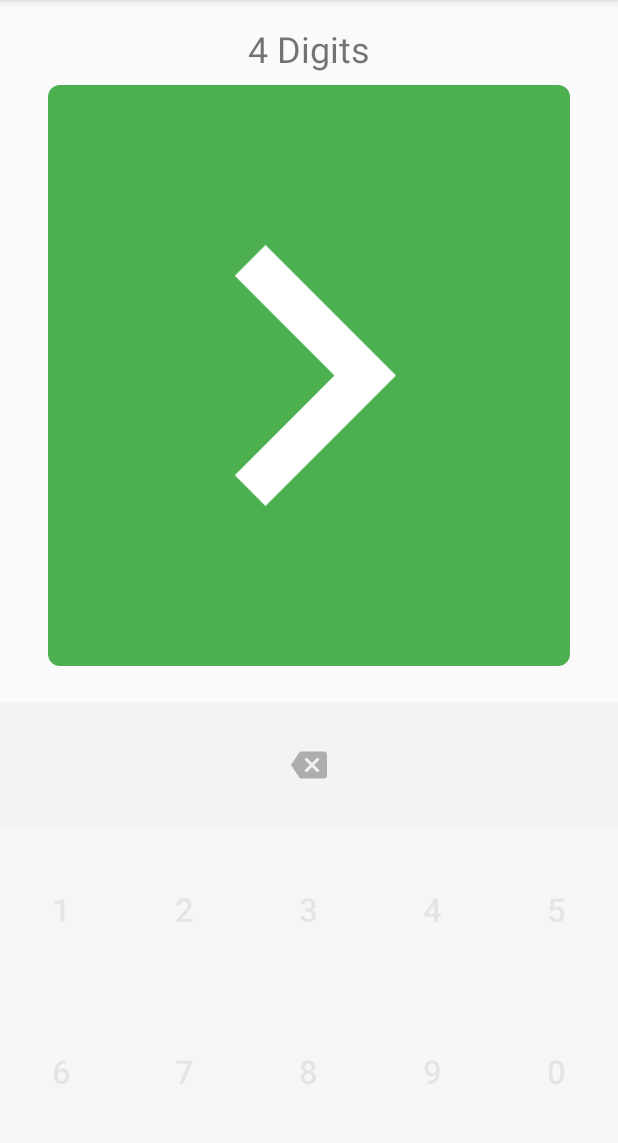
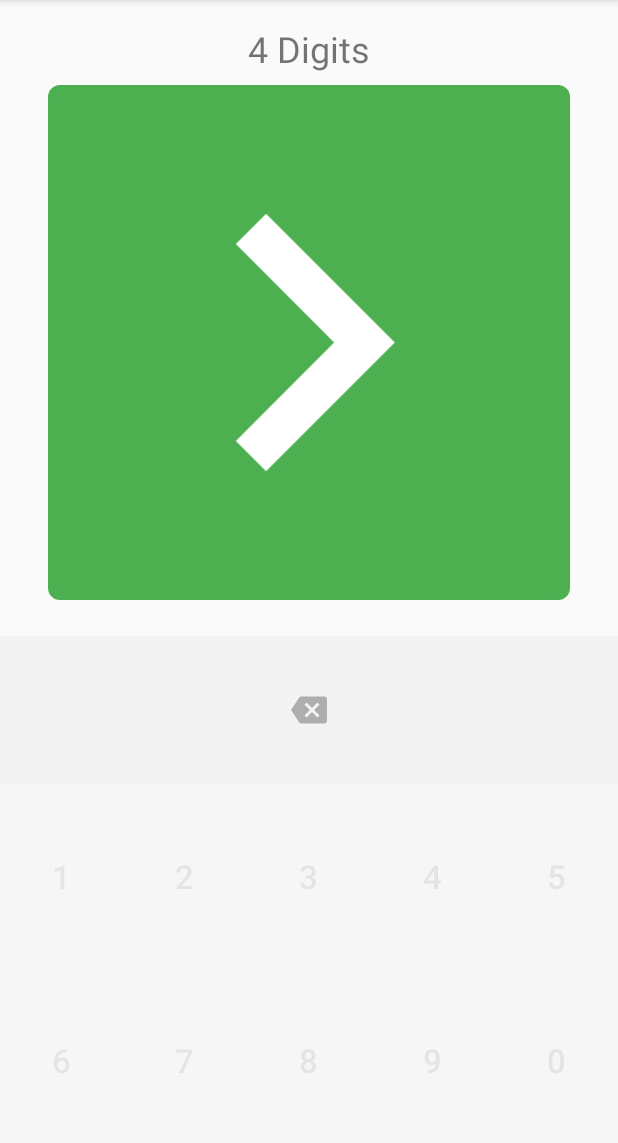
Before and after one commit to cubixguy77/DigitSpan, an Android app: the screen it shows after launch (NumberFlashActivity), on a phone screen of 412 x 824 dp, the part 84-1227 px from its top. Run offline under Robolectric (Android 15) with nearby library versions, the phone set to English and light mode, and no system bars; our stand-ins replace ButterKnife; libraries missing offline, so code that uses them is left out: com.facebook.stetho, com.squareup.leakcanary; 3 statements that could not run were skipped.

Commit message:
Updates to enable landscape orientation. Removes unused dimension resources.  Refactors interface around number of lives.

```diff
--- a/app/src/main/java/com/mastersofmemory/flashnumbers/GameData.java
+++ b/app/src/main/java/com/mastersofmemory/flashnumbers/GameData.java
@@ -73,11 +73,13 @@ public class GameData {
     }
 
     public void resetLives() {
+        int numLivesBefore = this.numLivesRemaining;
         this.numLivesRemaining = 3;
+        NumberFlashBus.getBus().onLivesUpdated(numLivesBefore, this.numLivesRemaining);
     }
 
     void loseLife() {
-        NumberFlashBus.getBus().onLifeLost(--this.numLivesRemaining);
+        NumberFlashBus.getBus().onLivesUpdated(this.numLivesRemaining, --this.numLivesRemaining);
     }
 
     public int getNumLivesRemaining() {
--- a/app/src/main/java/com/mastersofmemory/flashnumbers/NumberFlashActivity.java
+++ b/app/src/main/java/com/mastersofmemory/flashnumbers/NumberFlashActivity.java
@@ -45,6 +45,12 @@ public class NumberFlashActivity extends AppCompatActivity {
         this.onLoad(new NumberFlashConfig(settings), null);
     }
 
+    public void onLoad(NumberFlashConfig config, Bundle bundle) {
+        GameData data = new GameData(config);
+        NumberFlashBus.getBus().onPreMemorization(data);
+        new GameStateManager(data);
+    }
+
     /*
      * This method is called between onStart() and onPostCreate(Bundle).
      */
@@ -65,7 +71,6 @@ public class NumberFlashActivity extends AppCompatActivity {
         super.onPause();
         Log.d("ML.NumberFlashActivity", "onPause()");
     }
-
 
     /*
      * If called, this method will occur before onStop().
@@ -106,10 +111,4 @@ public class NumberFlashActivity extends AppCompatActivity {
         toolbar.onPrepareOptionsMenu(menu);
         return true;
     }
-
-    public void onLoad(NumberFlashConfig config, Bundle bundle) {
-        GameData data = new GameData(config);
-        NumberFlashBus.getBus().onPreMemorization(data);
-        new GameStateManager(data);
-    }
 }
--- a/app/src/main/java/com/mastersofmemory/flashnumbers/digitviewer/NumberFlashTextView.java
+++ b/app/src/main/java/com/mastersofmemory/flashnumbers/digitviewer/NumberFlashTextView.java
@@ -3,18 +3,36 @@ package com.mastersofmemory.flashnumbers.digitviewer;
 import android.animation.Animator;
 import android.animation.AnimatorListenerAdapter;
 import android.content.Context;
+import android.graphics.Canvas;
 import android.support.annotation.Nullable;
 import android.util.AttributeSet;
+import android.util.DisplayMetrics;
+import android.util.TypedValue;
+
+import com.mastersofmemory.flashnumbers.GameState;
+import com.mastersofmemory.flashnumbers.NumberFlashBus;
 
 public class NumberFlashTextView extends android.support.v7.widget.AppCompatTextView {
+
+    private float displayWidthDP = 0;
 
     public NumberFlashTextView(Context context) {
         super(context);
     }
     public NumberFlashTextView(Context context, @Nullable AttributeSet attrs) { super(context, attrs); }
 
+    @Override
+    protected void onDraw(Canvas canvas){
+        float offset = getHeight() - getLineHeight();
+
+        if (NumberFlashBus.gameState == GameState.MEMORIZATION) {
+            canvas.translate(0, offset / 2);
+        }
+
+        super.onDraw(canvas);
+    }
+
     public void displayDigit(final int digit) {
-
         if (getText().length() == 0) { // first digit
             setText(Integer.toString(digit));
             animate().alpha(1).setListener(null).setDuration(100).start();
@@ -28,31 +46,15 @@ public class NumberFlashTextView extends android.support.v7.widget.AppCompatText
                 }
             }).start();
         }
-
-        /*
-        setText(Integer.toString(digit));
-
-        animate().alpha(1).setDuration(300).setListener(new AnimatorListenerAdapter() {
-            @Override
-            public void onAnimationEnd(Animator animation) {
-                animate().alpha(0).setDuration(300).setStartDelay(500).setListener(new AnimatorListenerAdapter() {
-                    @Override
-                    public void onAnimationEnd(Animator animation) {
-                        //setText("");
-                    }
-                }).start();
-            }
-        }).start();
-        */
     }
 
     public void displayAnswerResponse(boolean correct) {
+        setTextSize(TypedValue.COMPLEX_UNIT_SP, displayWidthDP / 2f);
+
         if (correct) {
-            setTextSize(140f);
             setText("✔");
         }
         else {
-            setTextSize(140f);
             setText("X");
         }
     }
@@ -64,14 +66,15 @@ public class NumberFlashTextView extends android.support.v7.widget.AppCompatText
     public void showMemorizationState() {
         setText("");
         setAlpha(0);
-        setTextSize(140f);
+        loadScreenSize();
+        setTextSize(TypedValue.COMPLEX_UNIT_SP, displayWidthDP / 1.7f);
         setSingleLine();
     }
 
     public void showRecallState() {
         setText("");
         setAlpha(1);
-        setTextSize(40f);
+        setTextSize(TypedValue.COMPLEX_UNIT_SP, displayWidthDP / 8f);
         setSingleLine(false);
     }
 
@@ -82,4 +85,11 @@ public class NumberFlashTextView extends android.support.v7.widget.AppCompatText
     public void refreshRecallData(char[] recallData) {
         setText(new String(recallData));
     }
+
+    private void loadScreenSize() {
+        if (displayWidthDP == 0) {
+            DisplayMetrics displayMetrics = getResources().getDisplayMetrics();
+            displayWidthDP = displayMetrics.widthPixels / displayMetrics.density;
+        }
+    }
 }
--- a/app/src/main/java/com/mastersofmemory/flashnumbers/toolbar/LifeListener.java
+++ b/app/src/main/java/com/mastersofmemory/flashnumbers/toolbar/LifeListener.java
@@ -1,5 +1,5 @@
 package com.mastersofmemory.flashnumbers.toolbar;
 
 public interface LifeListener {
-    void onLifeLost(int livesRemaining);
+    void onLivesUpdated(int numLivesBefore, int numLivesAfter);
 }
--- a/app/src/main/java/com/mastersofmemory/flashnumbers/toolbar/ToolbarPresenter.java
+++ b/app/src/main/java/com/mastersofmemory/flashnumbers/toolbar/ToolbarPresenter.java
@@ -15,8 +15,8 @@ public class ToolbarPresenter implements NumberFlashGameStateListener, LifeListe
     }
 
     @Override
-    public void onLifeLost(int livesRemaining) {
-        toolbar.displayLivesRemaining(livesRemaining);
+    public void onLivesUpdated(int numLivesBefore, int numLivesAfter) {
+        toolbar.displayLivesRemaining(numLivesAfter);
     }
 
     @Override
--- /dev/null
+++ b/app/src/main/res/layout-land/fragment_number_flash.xml
@@ -0,0 +1,33 @@
+<?xml version="1.0" encoding="utf-8"?>
+
+<LinearLayout
+    android:orientation="horizontal"
+    android:layout_width="match_parent"
+    android:layout_height="match_parent"
+    android:baselineAligned="false"
+    xmlns:android="http://schemas.android.com/apk/res/android"
+    >
+
+    <LinearLayout
+        android:orientation="vertical"
+        android:layout_width="0dp"
+        android:layout_height="match_parent"
+        android:layout_weight="1">
+
+        <include
+            layout="@layout/viewgroup_flash_number_panel"
+            android:layout_width="match_parent"
+            android:layout_height="match_parent"
+            />
+
+    </LinearLayout>
+
+    <include
+        layout="@layout/viewgroup_flash_keyboard"
+        android:layout_width="0dp"
+        android:layout_height="match_parent"
+        android:layout_weight="1"
+        android:visibility="visible"
+        />
+
+</LinearLayout>
--- a/app/src/main/res/layout-land/viewgroup_flash_keyboard.xml
+++ /dev/null
@@ -1,129 +0,0 @@
-<?xml version="1.0" encoding="utf-8"?>
-
-<com.mastersofmemory.flashnumbers.keyboard.NumberFlashKeyboard
-    android:id="@+id/keyboard"
-    android:layout_width="match_parent"
-    android:layout_height="@dimen/numeric_keyboard.layout_height"
-    android:visibility="gone"
-    tools:visibility="visible"
-    xmlns:android="http://schemas.android.com/apk/res/android"
-    xmlns:tools="http://schemas.android.com/tools"
-    xmlns:app="http://schemas.android.com/apk/res-auto"
-    >
-
-        <TableRow
-            android:layout_width="match_parent"
-            android:layout_height="0dp"
-            android:layout_weight="1">
-
-            <ImageButton
-                android:id="@+id/backSpaceButton"
-                android:layout_width="wrap_content"
-                android:layout_height="match_parent"
-                android:layout_weight="1"
-                app:srcCompat="@drawable/icon_backspace"
-                android:foreground="?attr/selectableItemBackground"
-                android:background="@color/highlightRecallActions"
-                android:text="BackSpace" />
-        </TableRow>
-
-        <TableRow
-            android:layout_width="match_parent"
-            android:layout_height="0dp"
-            android:layout_weight="1">
-
-            <Button
-                android:text="1"
-                android:textSize="@dimen/numeric_keyboard.textSize"
-                android:layout_width="0dp"
-                android:layout_height="match_parent"
-                android:layout_weight="1"
-                android:foreground="?attr/selectableItemBackground"
-                android:background="@color/highlightRecallDigits"
-                android:id="@+id/key_1" />
-            <Button
-                android:text="2"
-                android:textSize="@dimen/numeric_keyboard.textSize"
-                android:layout_width="0dp"
-                android:layout_height="match_parent"
-                android:layout_weight="1"
-                android:foreground="?attr/selectableItemBackground"
-                android:background="@color/highlightRecallDigits"
-                android:id="@+id/key_2" />
-            <Button
-                android:text="3"
-                android:textSize="@dimen/numeric_keyboard.textSize"
-                android:layout_width="0dp"
-                android:layout_height="match_parent"
-                android:layout_weight="1"
-                android:foreground="?attr/selectableItemBackground"
-                android:background="@color/highlightRecallDigits"
-                android:id="@+id/key_3" />
-            <Button
-                android:text="4"
-                android:textSize="@dimen/numeric_keyboard.textSize"
-                android:layout_width="0dp"
-                android:layout_height="match_parent"
-                android:layout_weight="1"
-                android:foreground="?attr/selectableItemBackground"
-                android:background="@color/highlightRecallDigits"
-                android:id="@+id/key_4" />
-            <Button
-                android:text="5"
-                android:textSize="@dimen/numeric_keyboard.textSize"
-                android:layout_width="0dp"
-                android:layout_height="match_parent"
-                android:layout_weight="1"
-                android:foreground="?attr/selectableItemBackground"
-                android:background="@color/highlightRecallDigits"
-                android:id="@+id/key_5" />
-
-
-            <Button
-                android:text="6"
-                android:textSize="@dimen/numeric_keyboard.textSize"
-                android:layout_width="0dp"
-                android:layout_height="match_parent"
-                android:layout_weight="1"
-                android:foreground="?attr/selectableItemBackground"
-                android:background="@color/highlightRecallDigits"
-                android:id="@+id/key_6" />
-            <Button
-                android:text="7"
-                android:textSize="@dimen/numeric_keyboard.textSize"
-                android:layout_width="0dp"
-                android:layout_height="match_parent"
-                android:layout_weight="1"
-                android:foreground="?attr/selectableItemBackground"
-                android:background="@color/highlightRecallDigits"
-                android:id="@+id/key_7" />
-            <Button
-                android:text="8"
-                android:textSize="@dimen/numeric_keyboard.textSize"
-                android:layout_width="0dp"
-                android:layout_height="match_parent"
-                android:layout_weight="1"
-                android:foreground="?attr/selectableItemBackground"
-                android:background="@color/highlightRecallDigits"
-                android:id="@+id/key_8" />
-            <Button
-                android:text="9"
-                android:textSize="@dimen/numeric_keyboard.textSize"
-                android:layout_width="0dp"
-                android:layout_height="match_parent"
-                android:layout_weight="1"
-                android:foreground="?attr/selectableItemBackground"
-                android:background="@color/highlightRecallDigits"
-                android:id="@+id/key_9" />
-            <Button
-                android:text="0"
-                android:textSize="@dimen/numeric_keyboard.textSize"
-                android:layout_width="0dp"
-                android:layout_height="match_parent"
-                android:layout_weight="1"
-                android:foreground="?attr/selectableItemBackground"
-                android:background="@color/highlightRecallDigits"
-                android:id="@+id/key_0" />
-        </TableRow>
-
-</com.mastersofmemory.flashnumbers.keyboard.NumberFlashKeyboard>
--- a/app/src/main/res/layout/fragment_number_flash.xml
+++ b/app/src/main/res/layout/fragment_number_flash.xml
@@ -10,13 +10,17 @@
     <include
         layout="@layout/viewgroup_flash_number_panel"
         android:layout_width="match_parent"
-        android:layout_height="wrap_content"
+        android:layout_height="0dp"
+        android:layout_weight="1"
         />
 
     <include
         layout="@layout/viewgroup_flash_keyboard"
+        android:layout_width="match_parent"
+        android:layout_height="0dp"
         android:visibility="visible"
         tools:visibility="visible"
+        android:layout_weight="1"
         />
 
 </LinearLayout>
--- a/app/src/main/res/layout/viewgroup_flash_number_panel.xml
+++ b/app/src/main/res/layout/viewgroup_flash_number_panel.xml
@@ -6,7 +6,8 @@
     android:layout_width="match_parent"
     android:layout_height="match_parent"
     tools:parentTag="LinearLayout"
-    tools:orientation="vertical">
+    tools:orientation="vertical"
+    tools:showIn="@layout/fragment_number_flash">
 
     <TextView
         android:id="@+id/flashNumberDigitsText"
@@ -41,20 +42,22 @@
             android:id="@+id/flashNumberPanel"
             android:layout_width="match_parent"
             android:layout_height="match_parent"
+            android:layout_margin="0dp"
             android:padding="0dp"
             android:gravity="center"
             android:alpha="0"
-            tools:text="1"
+            android:textColor="#fff"
+            android:textSize="140sp"
+            android:includeFontPadding="false"
+            tools:text="3"
             tools:alpha="1"
-            android:textSize="140sp"
-            android:textColor="#fff"
             />
 
         <ImageView
             android:id="@+id/flashStartArrow"
             android:layout_width="match_parent"
             android:layout_height="match_parent"
-            tools:visibility="visible"
+            tools:visibility="invisible"
             app:srcCompat="@drawable/ic_arrow_right"
             />
 
```
Also changed, not shown: app/src/main/java/com/mastersofmemory/flashnumbers/NumberFlashBus.java (+2 -9 lines), app/src/main/res/values-land/dimens.xml (+0 -17 lines), app/src/main/res/values-sw600dp-land/dimens.xml (+0 -16 lines), app/src/main/res/values-sw600dp/dimens.xml (+0 -34 lines), app/src/main/res/values/dimens.xml (+0 -43 lines).
